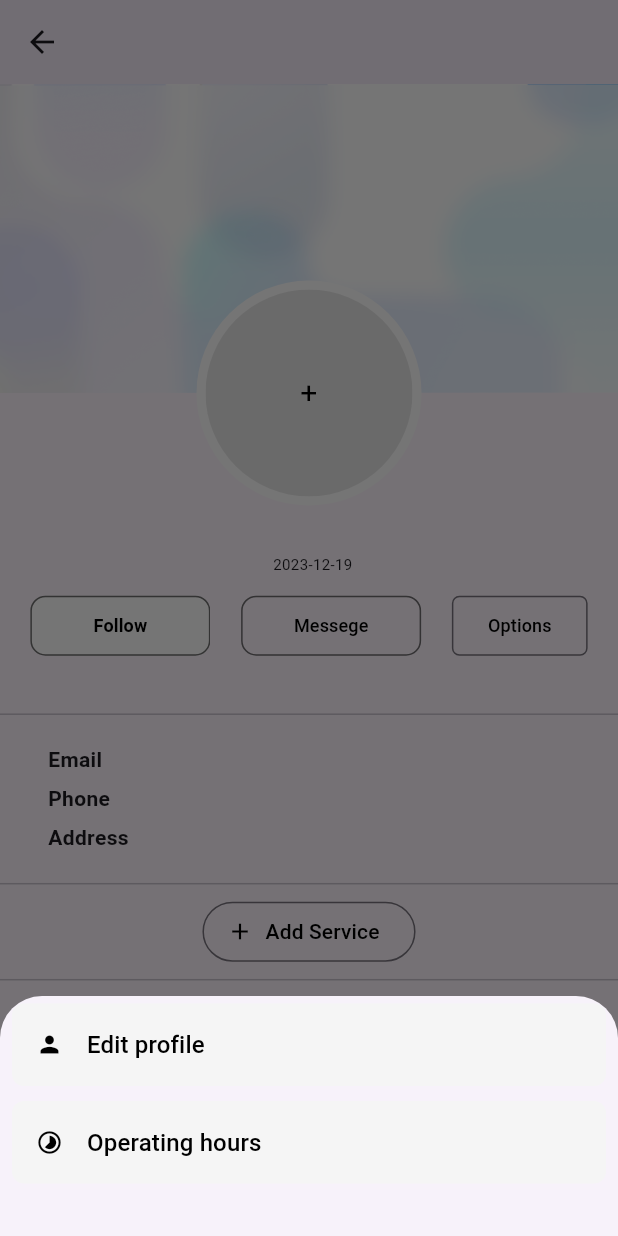
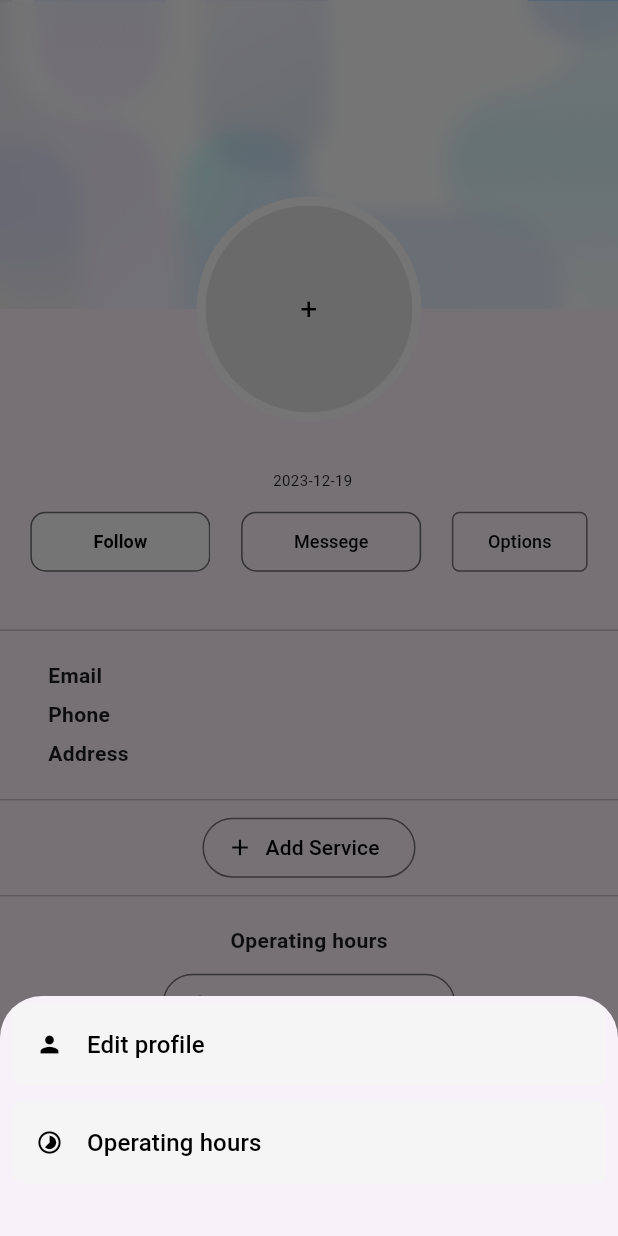
Before and after one commit to Idanmal8/Bookmarko_frontend_serverpod, a Flutter app: the Profile screen opened directly with empty values, after a tap on "Options", on a phone screen of 412 x 824 dp. Run offline on Flutter 3.47's test engine with Material 3 defaults, Android fonts, the phone set to English and light mode, and no system bars; our stand-ins replace flutter_svg, google_fonts, shared_preferences, table_calendar; missing offline and left inert: serverpod, serverpod_client, serverpod_flutter; accounts and stored records are empty; statements that could not run were skipped.

Commit message:
small changes

```diff
--- a/bookmarko/bookmarko_flutter/lib/controllers/auth_controller.dart
+++ b/bookmarko/bookmarko_flutter/lib/controllers/auth_controller.dart
@@ -25,7 +25,6 @@ class AuthController extends ChangeNotifier {
   Future<bool> login(String phone) async {
     try {
       if (tokenKey != null) await logout();
-      print(tokenKey);
       final response = await connectionController.client?.auth.login(phone);
       if (response == null) return false;
 
@@ -42,7 +41,6 @@ class AuthController extends ChangeNotifier {
       notifyListeners();
       return true;
     } catch (error) {
-      print('Error during login: $error');
       return false;
     }
   }
--- a/bookmarko/bookmarko_flutter/lib/screens/log_in/widget/register_button.dart
+++ b/bookmarko/bookmarko_flutter/lib/screens/log_in/widget/register_button.dart
@@ -18,12 +18,12 @@ class RegisterButtonLogInScreen extends StatelessWidget {
           const Size(200, 50),
         ),
         backgroundColor: MaterialStateProperty.all<Color>(
-          Color.fromARGB(255, 255, 255, 255),
+          const Color.fromARGB(255, 255, 255, 255),
         ),
         shape: MaterialStateProperty.all<RoundedRectangleBorder>(
           RoundedRectangleBorder(
             borderRadius: BorderRadius.circular(10),
-            side: BorderSide(color: Colors.black), // Black borders
+            side: const BorderSide(color: Colors.black), // Black borders
           ),
         ),
         elevation: MaterialStateProperty.all<double>(
--- a/bookmarko/bookmarko_flutter/lib/screens/otp_screen/controller/otp_screen_controller.dart
+++ b/bookmarko/bookmarko_flutter/lib/screens/otp_screen/controller/otp_screen_controller.dart
@@ -1,17 +1,15 @@
-import 'package:bookmarko_client/bookmarko_client.dart';
 import 'package:flutter/material.dart';
 
 import 'package:bookmarko_flutter/controllers/connection_controller.dart';
 import 'package:bookmarko_flutter/screens/nav_bar/nav_bar_screen.dart';
 
 class OtpScreenController extends ChangeNotifier {
-  final ConnectionController _connectionController;
+  // final ConnectionController _connectionController;
 
   String? _errorMessage;
   bool isLoading = false;
 
-  OtpScreenController(ConnectionController connectionController)
-      : _connectionController = connectionController;
+  OtpScreenController(ConnectionController connectionController);
 
   String? get errorMessage => _errorMessage == null ? null : '$_errorMessage';
 
--- a/bookmarko/bookmarko_flutter/lib/screens/profile/controller/profile_controller.dart
+++ b/bookmarko/bookmarko_flutter/lib/screens/profile/controller/profile_controller.dart
@@ -104,7 +104,6 @@ class ProfileController extends ChangeNotifier with ServicesFormMixin {
       MaterialPageRoute(
           builder: (context) => OperatingHoursScreen(businessId: businessId)),
     );
-
     _init();
   }
 
@@ -113,6 +112,7 @@ class ProfileController extends ChangeNotifier with ServicesFormMixin {
       MaterialPageRoute(
           builder: (context) => BioEditScreen(businessId: businessId, business: business)),
     );
+    _init();
   }
 
   void logOut() async {
--- a/bookmarko/bookmarko_flutter/lib/screens/profile/profile.dart
+++ b/bookmarko/bookmarko_flutter/lib/screens/profile/profile.dart
@@ -39,16 +39,6 @@ class Profile extends StatelessWidget {
       child: Builder(
         builder: (context) {
           return Scaffold(
-            appBar: AppBar(
-              elevation: 1.0,
-              title: Text(
-                business.businessName,
-                style: const TextStyle(
-                  fontSize: 20,
-                  fontWeight: FontWeight.bold,
-                ),
-              ),
-            ),
             body: Consumer<ProfileController>(
               builder: (context, controller, child) {
                 return SingleChildScrollView(
@@ -60,7 +50,7 @@ class Profile extends StatelessWidget {
                           children: [
                             ProfileBackgroundBanner(
                               onPressed: () => {
-                                print("sd"),
+                                // print("sd"),
                               },
                               hasBackgroundImage: false,
                             ),
@@ -69,7 +59,7 @@ class Profile extends StatelessWidget {
                               left: MediaQuery.of(context).size.width / 2 - 75,
                               child: ProfilePicture(
                                 onPressed: () => {
-                                  print("sd2"),
+                                  // print("sd2"),
                                 },
                                 hasImages: false,
                               ),
--- a/bookmarko/bookmarko_flutter/lib/screens/profile/widget/bio.dart
+++ b/bookmarko/bookmarko_flutter/lib/screens/profile/widget/bio.dart
@@ -26,7 +26,7 @@ class BioField extends StatelessWidget {
         Column(
           children: [
             Text(
-              business.businessName ?? '',
+              business.businessName,
               style: const TextStyle(
                 fontSize: 20,
                 fontWeight: FontWeight.bold,
@@ -36,7 +36,7 @@ class BioField extends StatelessWidget {
               mainAxisAlignment: MainAxisAlignment.center,
               children: [
                 Text(
-                  business.proffesion ?? '',
+                  business.proffesion,
                   style: const TextStyle(
                     fontSize: 10,
                     fontWeight: FontWeight.bold,
@@ -44,7 +44,7 @@ class BioField extends StatelessWidget {
                 ),
                 const SizedBox(width: 5),
                 Text(
-                  DateFormat('yyyy-MM-dd').format(business.joined) ?? '',
+                  DateFormat('yyyy-MM-dd').format(business.joined),
                   style: const TextStyle(
                     fontSize: 10,
                   ),
--- a/bookmarko/bookmarko_flutter/lib/screens/services_screen/services_edit_screen.dart
+++ b/bookmarko/bookmarko_flutter/lib/screens/services_screen/services_edit_screen.dart
@@ -5,7 +5,7 @@ class ServicesEditScreen extends StatelessWidget {
 
   @override
   Widget build(BuildContext context) {
-    return Scaffold(
+    return const Scaffold(
       body: Text('Services Edit Screen'),
     );
   }
```
Also changed, not shown: bookmarko/bookmarko_flutter/lib/screens/calendar_screen/controller/calendar_screen_controller.dart (+2 -7 lines), bookmarko/bookmarko_flutter/lib/screens/calendar_screen/widget/schedual_an_appointment_bottom_sheet.dart (+44 -22 lines), bookmarko/bookmarko_flutter/lib/screens/edit_appointment_screen/controller/edit_appointment_controller.dart (+8 -8 lines).
